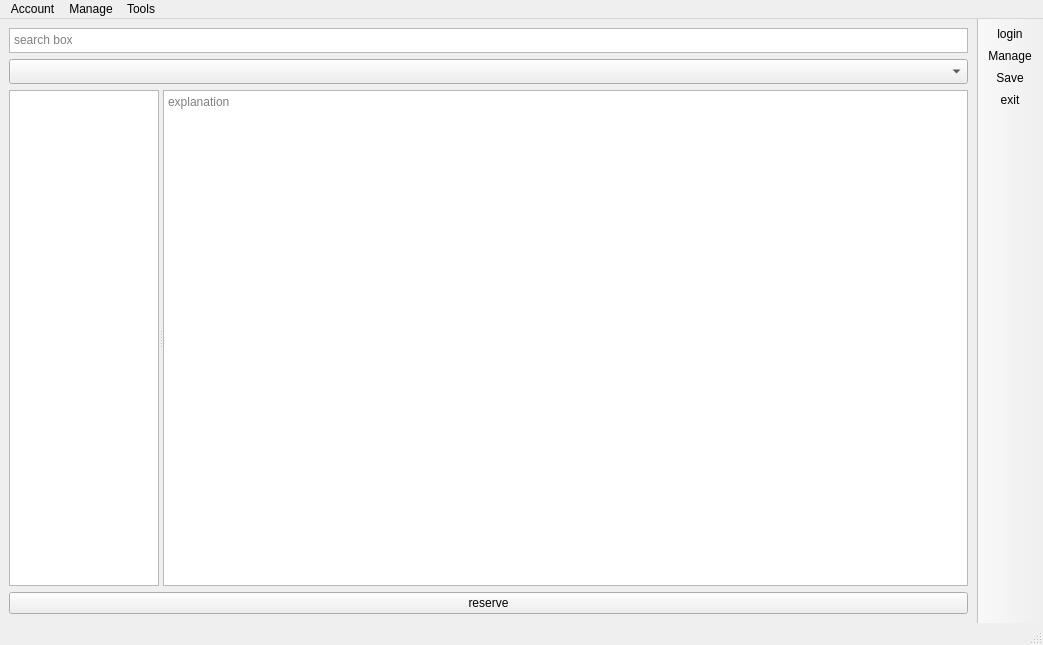
First picture: the form in maplibrary.ui, repository mat-mot/ap-final-project, before the edit.
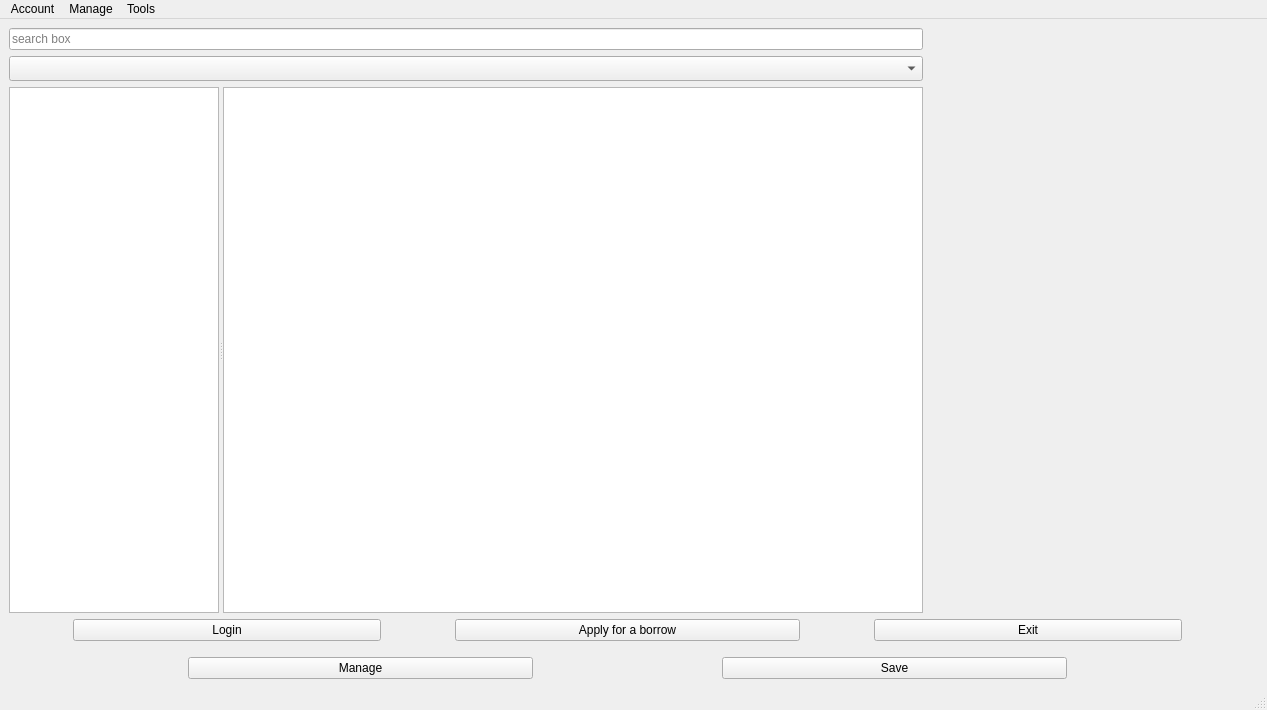
Second picture: the form after the edit. Icons and pictures are not drawn.

```diff
--- a/maplibrary.ui
+++ b/maplibrary.ui
@@ -6,8 +6,8 @@
    <rect>
     <x>0</x>
     <y>0</y>
-    <width>1043</width>
-    <height>645</height>
+    <width>1267</width>
+    <height>710</height>
    </rect>
   </property>
   <property name="acceptDrops">
@@ -22,31 +22,13 @@
   <widget class="QWidget" name="centralwidget">
    <layout class="QVBoxLayout" name="verticalLayout">
     <item>
-     <widget class="QTextEdit" name="searchbox">
-      <property name="enabled">
-       <bool>true</bool>
-      </property>
+     <widget class="QLineEdit" name="searchbox">
       <property name="maximumSize">
        <size>
-        <width>16777215</width>
-        <height>25</height>
+        <width>914</width>
+        <height>16777215</height>
        </size>
       </property>
-      <property name="cursor" stdset="0">
-       <cursorShape>IBeamCursor</cursorShape>
-      </property>
-      <property name="frameShadow">
-       <enum>QFrame::Sunken</enum>
-      </property>
-      <property name="verticalScrollBarPolicy">
-       <enum>Qt::ScrollBarAlwaysOff</enum>
-      </property>
-      <property name="horizontalScrollBarPolicy">
-       <enum>Qt::ScrollBarAlwaysOff</enum>
-      </property>
-      <property name="sizeAdjustPolicy">
-       <enum>QAbstractScrollArea::AdjustIgnored</enum>
-      </property>
       <property name="placeholderText">
        <string>search box</string>
       </property>
@@ -56,7 +38,7 @@
      <widget class="QComboBox" name="cboxtype">
       <property name="maximumSize">
        <size>
-        <width>16777215</width>
+        <width>914</width>
         <height>25</height>
        </size>
       </property>
@@ -68,26 +50,178 @@
        <enum>Qt::Horizontal</enum>
       </property>
       <widget class="QListWidget" name="listofthings">
+       <property name="minimumSize">
+        <size>
+         <width>210</width>
+         <height>0</height>
+        </size>
+       </property>
        <property name="maximumSize">
         <size>
-         <width>150</width>
+         <width>210</width>
          <height>16777215</height>
         </size>
        </property>
       </widget>
-      <widget class="QPlainTextEdit" name="ptedetails">
-       <property name="placeholderText">
-        <string>explanation</string>
+      <widget class="QTextEdit" name="textEdit">
+       <property name="maximumSize">
+        <size>
+         <width>700</width>
+         <height>16777215</height>
+        </size>
        </property>
       </widget>
      </widget>
     </item>
     <item>
-     <widget class="QPushButton" name="btnreserve">
-      <property name="text">
-       <string>reserve</string>
+     <layout class="QHBoxLayout" name="horizontalLayout" stretch="0,0,0,0">
+      <property name="spacing">
+       <number>10</number>
       </property>
-     </widget>
+      <property name="sizeConstraint">
+       <enum>QLayout::SetMinimumSize</enum>
+      </property>
+      <property name="topMargin">
+       <number>0</number>
+      </property>
+      <property name="bottomMargin">
+       <number>10</number>
+      </property>
+      <item>
+       <widget class="QPushButton" name="btnlogin_logout">
+        <property name="minimumSize">
+         <size>
+          <width>0</width>
+          <height>0</height>
+         </size>
+        </property>
+        <property name="maximumSize">
+         <size>
+          <width>308</width>
+          <height>16777215</height>
+         </size>
+        </property>
+        <property name="text">
+         <string>Login</string>
+        </property>
+       </widget>
+      </item>
+      <item>
+       <widget class="QPushButton" name="btnapplyforborrow">
+        <property name="minimumSize">
+         <size>
+          <width>345</width>
+          <height>0</height>
+         </size>
+        </property>
+        <property name="maximumSize">
+         <size>
+          <width>308</width>
+          <height>16777215</height>
+         </size>
+        </property>
+        <property name="text">
+         <string>Apply for a borrow</string>
+        </property>
+       </widget>
+      </item>
+      <item>
+       <widget class="QPushButton" name="btnexit">
+        <property name="minimumSize">
+         <size>
+          <width>0</width>
+          <height>0</height>
+         </size>
+        </property>
+        <property name="maximumSize">
+         <size>
+          <width>308</width>
+          <height>16777215</height>
+         </size>
+        </property>
+        <property name="text">
+         <string>Exit</string>
+        </property>
+       </widget>
+      </item>
+      <item>
+       <spacer name="horizontalSpacer">
+        <property name="orientation">
+         <enum>Qt::Horizontal</enum>
+        </property>
+        <property name="sizeType">
+         <enum>QSizePolicy::Preferred</enum>
+        </property>
+        <property name="sizeHint" stdset="0">
+         <size>
+          <width>10</width>
+          <height>20</height>
+         </size>
+        </property>
+       </spacer>
+      </item>
+     </layout>
+    </item>
+    <item>
+     <layout class="QHBoxLayout" name="horizontalLayout_2">
+      <property name="spacing">
+       <number>10</number>
+      </property>
+      <item>
+       <widget class="QPushButton" name="btnmanage">
+        <property name="minimumSize">
+         <size>
+          <width>345</width>
+          <height>0</height>
+         </size>
+        </property>
+        <property name="maximumSize">
+         <size>
+          <width>308</width>
+          <height>16777215</height>
+         </size>
+        </property>
+        <property name="text">
+         <string>Manage</string>
+        </property>
+       </widget>
+      </item>
+      <item>
+       <widget class="QPushButton" name="btnsave">
+        <property name="minimumSize">
+         <size>
+          <width>345</width>
+          <height>0</height>
+         </size>
+        </property>
+        <property name="maximumSize">
+         <size>
+          <width>308</width>
+          <height>16777215</height>
+         </size>
+        </property>
+        <property name="text">
+         <string>Save</string>
+        </property>
+       </widget>
+      </item>
+      <item>
+       <spacer name="horizontalSpacer_2">
+        <property name="orientation">
+         <enum>Qt::Horizontal</enum>
+        </property>
+        <property name="sizeType">
+         <enum>QSizePolicy::Preferred</enum>
+        </property>
+        <property name="sizeHint" stdset="0">
+         <size>
+          <width>10</width>
+          <height>20</height>
+         </size>
+        </property>
+       </spacer>
+      </item>
+     </layout>
     </item>
    </layout>
   </widget>
@@ -96,7 +230,7 @@
     <rect>
      <x>0</x>
      <y>0</y>
-     <width>1043</width>
+     <width>1267</width>
      <height>25</height>
     </rect>
    </property>
@@ -131,27 +265,6 @@
    <addaction name="menuTools"/>
   </widget>
   <widget class="QStatusBar" name="statusbar"/>
-  <widget class="QToolBar" name="toolBar">
-   <property name="windowTitle">
-    <string>toolBar</string>
-   </property>
-   <property name="movable">
-    <bool>false</bool>
-   </property>
-   <property name="allowedAreas">
-    <set>Qt::AllToolBarAreas</set>
-   </property>
-   <attribute name="toolBarArea">
-    <enum>RightToolBarArea</enum>
-   </attribute>
-   <attribute name="toolBarBreak">
-    <bool>false</bool>
-   </attribute>
-   <addaction name="actionlogin"/>
-   <addaction name="actionmanage"/>
-   <addaction name="actionSave"/>
-   <addaction name="actionexit"/>
-  </widget>
   <action name="actionlogin">
    <property name="icon">
     <iconset resource="image.qrc">
```
Left out of the diff: 3 changed lines with no effect on the pictures.
